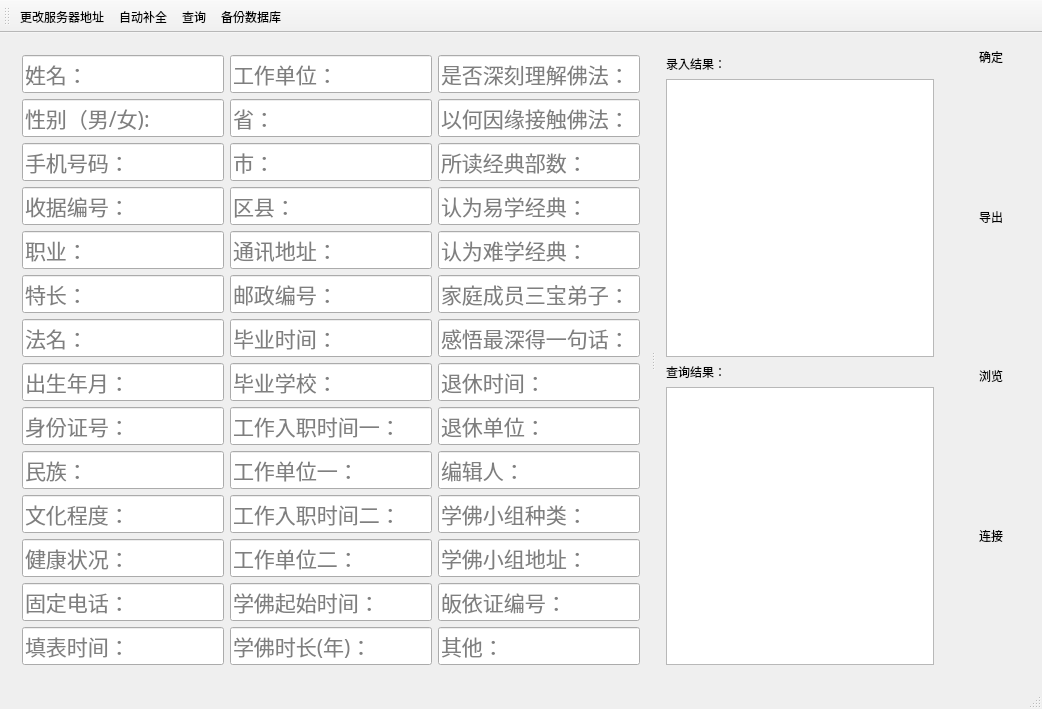
crouse/connect, file connect.ui: the form before one commit.
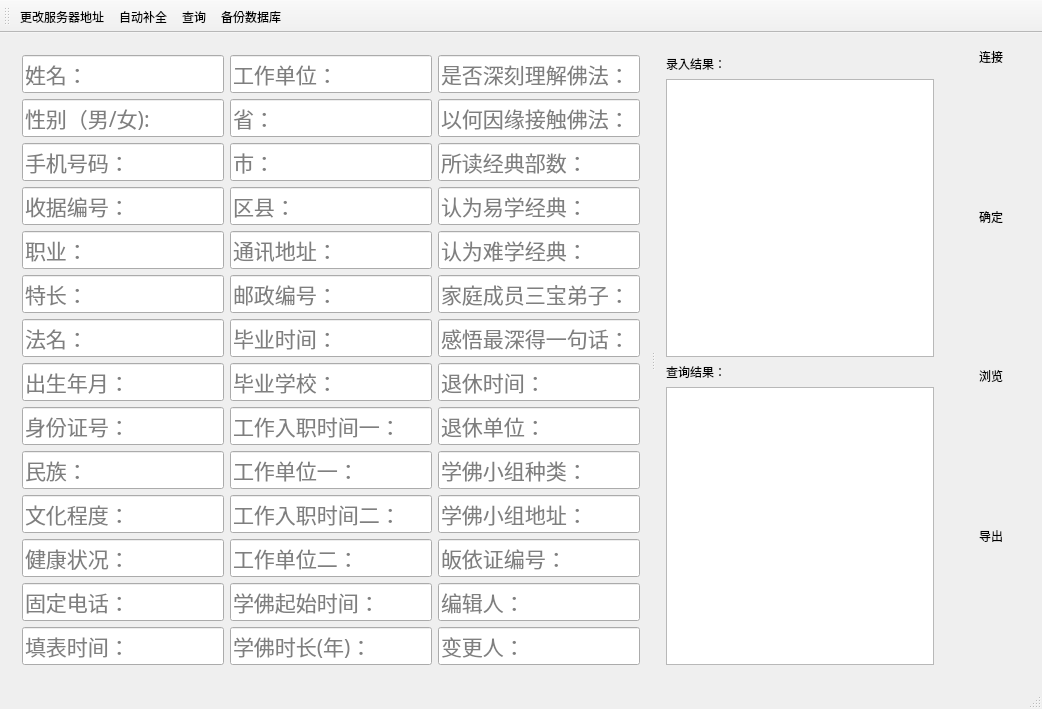
The form after the commit. Icons and pictures are not drawn.

Diff of the .ui file:
```diff
--- a/connect.ui
+++ b/connect.ui
@@ -972,30 +972,6 @@
             </property>
            </widget>
           </item>
-          <item>
-           <widget class="QLineEdit" name="lineEditor">
-            <property name="sizePolicy">
-             <sizepolicy hsizetype="Expanding" vsizetype="Expanding">
-              <horstretch>0</horstretch>
-              <verstretch>0</verstretch>
-             </sizepolicy>
-            </property>
-            <property name="font">
-             <font>
-              <pointsize>16</pointsize>
-             </font>
-            </property>
-            <property name="toolTip">
-             <string>&lt;html&gt;&lt;head/&gt;&lt;body&gt;&lt;p&gt;编辑人，也就是输入记录的人的姓名，嘿嘿。&lt;/p&gt;&lt;/body&gt;&lt;/html&gt;</string>
-            </property>
-            <property name="styleSheet">
-             <string notr="true"/>
-            </property>
-            <property name="placeholderText">
-             <string>编辑人：</string>
-            </property>
-           </widget>
-          </item>
           <item>
            <widget class="QLineEdit" name="lineEditLearnKind">
             <property name="sizePolicy">
@@ -1068,6 +1044,30 @@
             </property>
            </widget>
           </item>
+          <item>
+           <widget class="QLineEdit" name="lineEditor">
+            <property name="sizePolicy">
+             <sizepolicy hsizetype="Expanding" vsizetype="Expanding">
+              <horstretch>0</horstretch>
+              <verstretch>0</verstretch>
+             </sizepolicy>
+            </property>
+            <property name="font">
+             <font>
+              <pointsize>16</pointsize>
+             </font>
+            </property>
+            <property name="toolTip">
+             <string>&lt;html&gt;&lt;head/&gt;&lt;body&gt;&lt;p&gt;编辑人，也就是输入记录的人的姓名，嘿嘿。&lt;/p&gt;&lt;/body&gt;&lt;/html&gt;</string>
+            </property>
+            <property name="styleSheet">
+             <string notr="true"/>
+            </property>
+            <property name="placeholderText">
+             <string>编辑人：</string>
+            </property>
+           </widget>
+          </item>
           <item>
            <widget class="QLineEdit" name="lineEditOthers">
             <property name="sizePolicy">
@@ -1088,7 +1088,7 @@
              <string notr="true"/>
             </property>
             <property name="placeholderText">
-             <string>其他：</string>
+             <string>变更人：</string>
             </property>
            </widget>
           </item>
@@ -1155,6 +1155,56 @@
     </item>
     <item>
      <layout class="QVBoxLayout" name="verticalLayout_5">
+      <item>
+       <widget class="QPushButton" name="pushButtonDatabase">
+        <property name="sizePolicy">
+         <sizepolicy hsizetype="Minimum" vsizetype="Fixed">
+          <horstretch>0</horstretch>
+          <verstretch>0</verstretch>
+         </sizepolicy>
+        </property>
+        <property name="font">
+         <font>
+          <family>STKaiti</family>
+         </font>
+        </property>
+        <property name="text">
+         <string>连接</string>
+        </property>
+        <property name="icon">
+         <iconset resource="img.qrc">
+          <normaloff>:/image/img/cdb.png</normaloff>:/image/img/cdb.png</iconset>
+        </property>
+        <property name="iconSize">
+         <size>
+          <width>32</width>
+          <height>32</height>
+         </size>
+        </property>
+        <property name="checkable">
+         <bool>true</bool>
+        </property>
+        <property name="checked">
+         <bool>false</bool>
+        </property>
+        <property name="flat">
+         <bool>true</bool>
+        </property>
+       </widget>
+      </item>
+      <item>
+       <spacer name="verticalSpacer">
+        <property name="orientation">
+         <enum>Qt::Vertical</enum>
+        </property>
+        <property name="sizeHint" stdset="0">
+         <size>
+          <width>20</width>
+          <height>40</height>
+         </size>
+        </property>
+       </spacer>
+      </item>
       <item>
        <widget class="QPushButton" name="pushButtonOK">
         <property name="font">
@@ -1199,44 +1249,6 @@
         </property>
        </widget>
       </item>
-      <item>
-       <spacer name="verticalSpacer">
-        <property name="orientation">
-         <enum>Qt::Vertical</enum>
-        </property>
-        <property name="sizeHint" stdset="0">
-         <size>
-          <width>20</width>
-          <height>40</height>
-         </size>
-        </property>
-       </spacer>
-      </item>
-      <item>
-       <widget class="QPushButton" name="pushButtonExport">
-        <property name="font">
-         <font>
-          <family>STKaiti</family>
-         </font>
-        </property>
-        <property name="text">
-         <string>导出</string>
-        </property>
-        <property name="icon">
-         <iconset resource="img.qrc">
-          <normaloff>:/image/img/downloadit.png</normaloff>:/image/img/downloadit.png</iconset>
-        </property>
-        <property name="iconSize">
-         <size>
-          <width>32</width>
-          <height>32</height>
-         </size>
-        </property>
-        <property name="flat">
-         <bool>true</bool>
-        </property>
-       </widget>
-      </item>
       <item>
        <spacer name="verticalSpacer_4">
         <property name="orientation">
@@ -1289,20 +1301,14 @@
        </spacer>
       </item>
       <item>
-       <widget class="QPushButton" name="pushButtonDatabase">
-        <property name="sizePolicy">
-         <sizepolicy hsizetype="Minimum" vsizetype="Fixed">
-          <horstretch>0</horstretch>
-          <verstretch>0</verstretch>
-         </sizepolicy>
-        </property>
+       <widget class="QPushButton" name="pushButtonExport">
         <property name="font">
          <font>
           <family>STKaiti</family>
          </font>
         </property>
         <property name="text">
-         <string>连接</string>
+         <string>导出</string>
         </property>
         <property name="icon">
          <iconset resource="img.qrc">
@@ -1314,12 +1320,6 @@
           <height>32</height>
          </size>
         </property>
-        <property name="checkable">
-         <bool>true</bool>
-        </property>
-        <property name="checked">
-         <bool>false</bool>
-        </property>
         <property name="flat">
          <bool>true</bool>
         </property>
```
Left out of the diff: 12 changed lines with no effect on the pictures.
